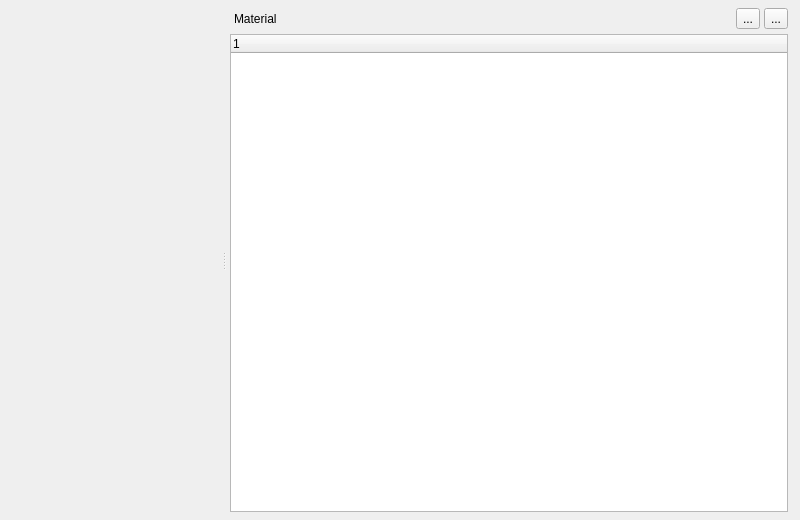
The window that sources/materialdialog.ui (mikaelsundell/stageviz) describes before a commit, drawn with Qt 5.
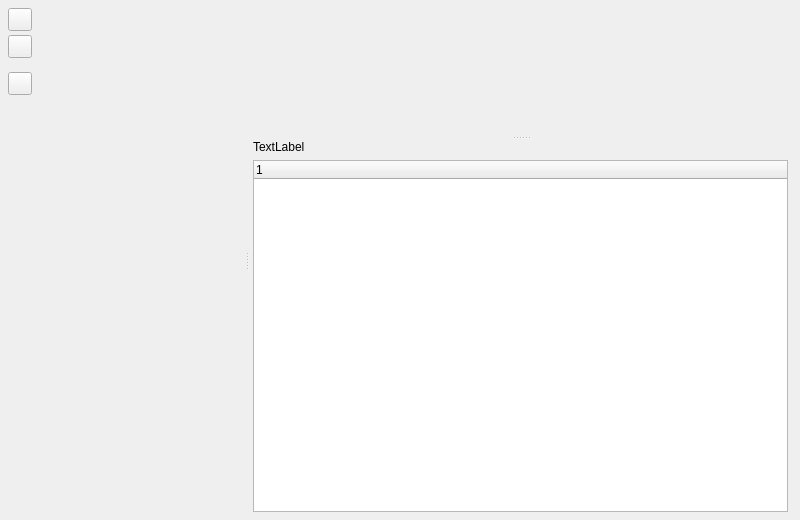
The same window after the commit. Custom widgets are drawn as their Qt base class.

Commit message: New version 0.3.1 Improved material editor Added swatch preview and material view refinements Added rename, multi-select and context menu actions Added viewport-to-material selection support Improved list/detail layouts and resizable columns Unified swatch backgrounds with render settings

The edit to the form file:
```diff
--- a/sources/materialdialog.ui
+++ b/sources/materialdialog.ui
@@ -19,7 +19,7 @@
   <property name="windowTitle">
    <string>Material Editor</string>
   </property>
-  <layout class="QVBoxLayout" name="verticalLayout">
+  <layout class="QHBoxLayout" name="horizontalLayout">
    <property name="spacing">
     <number>8</number>
    </property>
@@ -35,6 +35,113 @@
    <property name="bottomMargin">
     <number>8</number>
    </property>
+   <item>
+    <widget class="QWidget" name="widget_2" native="true">
+     <layout class="QVBoxLayout" name="verticalLayout">
+      <property name="spacing">
+       <number>4</number>
+      </property>
+      <property name="leftMargin">
+       <number>0</number>
+      </property>
+      <property name="topMargin">
+       <number>0</number>
+      </property>
+      <property name="rightMargin">
+       <number>0</number>
+      </property>
+      <property name="bottomMargin">
+       <number>0</number>
+      </property>
+      <item>
+       <widget class="QToolButton" name="newMaterial">
+        <property name="minimumSize">
+         <size>
+          <width>0</width>
+          <height>0</height>
+         </size>
+        </property>
+        <property name="maximumSize">
+         <size>
+          <width>16777215</width>
+          <height>16777215</height>
+         </size>
+        </property>
+        <property name="text">
+         <string/>
+        </property>
+       </widget>
+      </item>
+      <item>
+       <widget class="QToolButton" name="load">
+        <property name="minimumSize">
+         <size>
+          <width>0</width>
+          <height>0</height>
+         </size>
+        </property>
+        <property name="maximumSize">
+         <size>
+          <width>16777215</width>
+          <height>16777215</height>
+         </size>
+        </property>
+        <property name="text">
+         <string/>
+        </property>
+       </widget>
+      </item>
+      <item>
+       <spacer name="verticalSpacer_2">
+        <property name="orientation">
+         <enum>Qt::Orientation::Vertical</enum>
+        </property>
+        <property name="sizeType">
+         <enum>QSizePolicy::Policy::Fixed</enum>
+        </property>
+        <property name="sizeHint" stdset="0">
+         <size>
+          <width>20</width>
+          <height>10</height>
+         </size>
+        </property>
+       </spacer>
+      </item>
+      <item>
+       <widget class="QToolButton" name="select">
+        <property name="minimumSize">
+         <size>
+          <width>0</width>
+          <height>0</height>
+         </size>
+        </property>
+        <property name="maximumSize">
+         <size>
+          <width>16777215</width>
+          <height>16777215</height>
+         </size>
+        </property>
+        <property name="text">
+         <string/>
+        </property>
+       </widget>
+      </item>
+      <item>
+       <spacer name="verticalSpacer">
+        <property name="orientation">
+         <enum>Qt::Orientation::Vertical</enum>
+        </property>
+        <property name="sizeHint" stdset="0">
+         <size>
+          <width>20</width>
+          <height>40</height>
+         </size>
+        </property>
+       </spacer>
+      </item>
+     </layout>
+    </widget>
+   </item>
    <item>
     <widget class="QWidget" name="widget" native="true">
      <layout class="QVBoxLayout" name="verticalLayout_2">
@@ -108,101 +215,70 @@
            <number>0</number>
           </property>
           <item>
-           <widget class="QWidget" name="widget_5" native="true">
-            <layout class="QHBoxLayout" name="horizontalLayout_2">
-             <property name="spacing">
-              <number>4</number>
-             </property>
-             <property name="leftMargin">
-              <number>4</number>
-             </property>
-             <property name="topMargin">
-              <number>0</number>
-             </property>
-             <property name="rightMargin">
-              <number>0</number>
-             </property>
-             <property name="bottomMargin">
-              <number>0</number>
-             </property>
-             <item>
-              <widget class="QLabel" name="name">
-               <property name="font">
-                <font>
-                 <pointsize>9</pointsize>
-                </font>
-               </property>
-               <property name="text">
-                <string>Material</string>
-               </property>
-              </widget>
-             </item>
-             <item>
-              <widget class="QToolButton" name="newMaterial">
-               <property name="text">
-                <string>...</string>
-               </property>
-              </widget>
-             </item>
-             <item>
-              <widget class="QToolButton" name="loadMaterial">
-               <property name="text">
-                <string>...</string>
-               </property>
-              </widget>
-             </item>
-            </layout>
-           </widget>
-          </item>
-          <item>
-           <widget class="QWidget" name="widget_4" native="true">
-            <property name="maximumSize">
-             <size>
-              <width>16777215</width>
-              <height>16777215</height>
-             </size>
+           <widget class="QSplitter" name="propertySplitter">
+            <property name="orientation">
+             <enum>Qt::Orientation::Vertical</enum>
             </property>
-            <layout class="QVBoxLayout" name="verticalLayout_5">
-             <property name="leftMargin">
-              <number>0</number>
+            <widget class="QWidget" name="widget_3" native="true">
+             <property name="minimumSize">
+              <size>
+               <width>0</width>
+               <height>128</height>
+              </size>
              </property>
-             <property name="topMargin">
-              <number>5</number>
+             <property name="styleSheet">
+              <string notr="true"/>
              </property>
-             <property name="rightMargin">
-              <number>0</number>
-             </property>
-             <property name="bottomMargin">
-              <number>0</number>
-             </property>
-             <item>
-              <widget class="stageviz::MaterialTree" name="materialTree">
-               <property name="sizePolicy">
-                <sizepolicy hsizetype="Preferred" vsizetype="Expanding">
-                 <horstretch>0</horstretch>
-                 <verstretch>0</verstretch>
-                </sizepolicy>
-               </property>
-               <property name="minimumSize">
-                <size>
-                 <width>0</width>
-                 <height>0</height>
-                </size>
-               </property>
-               <property name="maximumSize">
-                <size>
-                 <width>16777215</width>
-                 <height>16777215</height>
-                </size>
-               </property>
-               <column>
+             <layout class="QVBoxLayout" name="verticalLayout_6">
+              <property name="leftMargin">
+               <number>0</number>
+              </property>
+              <property name="topMargin">
+               <number>0</number>
+              </property>
+              <property name="rightMargin">
+               <number>0</number>
+              </property>
+              <property name="bottomMargin">
+               <number>4</number>
+              </property>
+              <item>
+               <widget class="stageviz::MaterialSwatch" name="swatch" native="true"/>
+              </item>
+             </layout>
+            </widget>
+            <widget class="QWidget" name="widget_5" native="true">
+             <layout class="QVBoxLayout" name="verticalLayout_3">
+              <property name="leftMargin">
+               <number>0</number>
+              </property>
+              <property name="topMargin">
+               <number>0</number>
+              </property>
+              <property name="rightMargin">
+               <number>0</number>
+              </property>
+              <property name="bottomMargin">
+               <number>0</number>
+              </property>
+              <item>
+               <widget class="QLabel" name="name">
                 <property name="text">
-                 <string notr="true">1</string>
+                 <string>TextLabel</string>
                 </property>
-               </column>
-              </widget>
-             </item>
-            </layout>
+               </widget>
+              </item>
+              <item>
+               <widget class="stageviz::MaterialTree" name="materialTree">
+                <column>
+                 <property name="text">
+                  <string notr="true">1</string>
+                 </property>
+                </column>
+               </widget>
+              </item>
+             </layout>
+            </widget>
            </widget>
           </item>
          </layout>
@@ -226,6 +302,11 @@
    <extends>QTreeWidget</extends>
    <header>../../../sources/materialtree.h</header>
   </customwidget>
+  <customwidget>
+   <class>stageviz::MaterialSwatch</class>
+   <extends>QWidget</extends>
+   <header>../../../sources/materialswatch.h</header>
+  </customwidget>
  </customwidgets>
  <resources/>
  <connections/>
```
Left out of the diff: 2 changed lines with no effect on the pictures. The commit also changes 19 other files.
